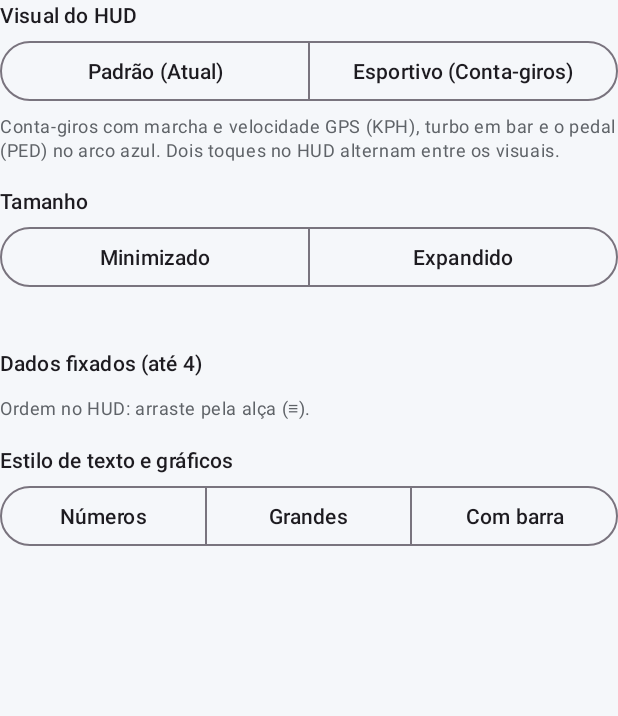
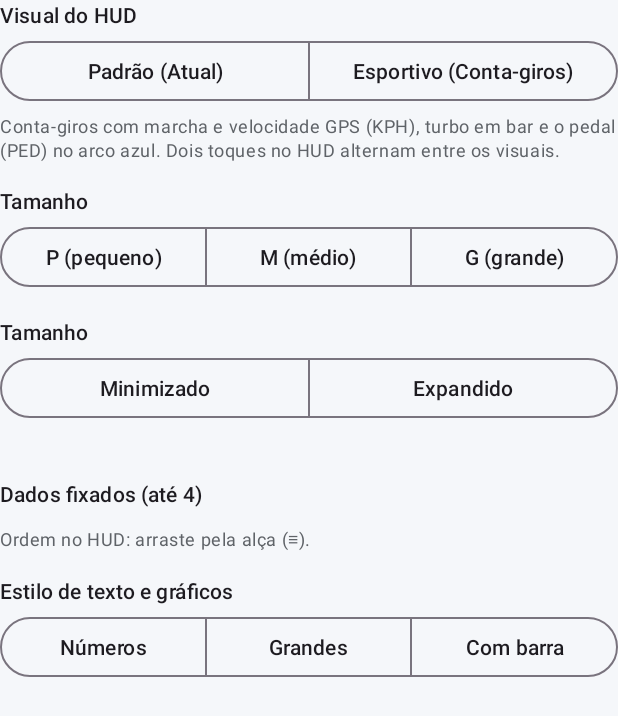
Before and after one commit to giulianolagni/charruamotors, an Android app: the layout conteudo_config_hud.xml on its own in the app's theme, with its tools: preview values and no code run, on a phone screen of 412 x 824 dp. Shown: the top 716 px of the screen. Run offline under Robolectric (Android 15) with nearby library versions, the phone set to English and light mode, and no system bars.

Commit message:
feat(hud): tamanho P/M/G no HUD Esportivo e turbo/PED mais legíveis (v2.2.8)

```diff
--- a/app/build.gradle.kts
+++ b/app/build.gradle.kts
@@ -22,8 +22,8 @@ android {
         applicationId = "com.charruamotors.pro"
         minSdk = 26
         targetSdk = 37
-        versionCode = 27
-        versionName = "2.2.7"
+        versionCode = 28
+        versionName = "2.2.8"
 
         testInstrumentationRunner = "androidx.test.runner.AndroidJUnitRunner"
     }
--- a/app/src/main/java/com/charruamotors/direcao/painel/CodecPainel.kt
+++ b/app/src/main/java/com/charruamotors/direcao/painel/CodecPainel.kt
@@ -19,13 +19,14 @@ object CodecPainel {
     const val HUD_SENSORES = "hud_sensores"
     const val HUD_ESTILO = "hud_estilo"
     const val HUD_PRESET = "hud_preset"
+    const val HUD_TAMANHO_ESPORTIVO = "hud_tamanho_esportivo"
 
     /** v1.4 (só leitura). */
     const val MOSTRADORES_LEGADO = "mostradores"
     const val ESTILO_LEGADO = "estilo"
 
     /** Todas as chaves que o codec grava. */
-    val CHAVES = listOf(ORDEM, OCULTAS, BOTOES_NAVEGACAO, ORDEM_BOTOES, MOSTRADORES_V2, LISTA_RAPIDA, HUD_TAMANHO, HUD_SENSORES, HUD_ESTILO, HUD_PRESET)
+    val CHAVES = listOf(ORDEM, OCULTAS, BOTOES_NAVEGACAO, ORDEM_BOTOES, MOSTRADORES_V2, LISTA_RAPIDA, HUD_TAMANHO, HUD_SENSORES, HUD_ESTILO, HUD_PRESET, HUD_TAMANHO_ESPORTIVO)
 
     fun codificar(c: ConfigPainel): Map<String, String> = mapOf(
         ORDEM to juntar(OrdemPainel.normalizar(c.ordem).map { it.name }),
@@ -38,6 +39,7 @@ object CodecPainel {
         HUD_SENSORES to juntar(c.hud.sensores.map { it.name }),
         HUD_ESTILO to c.hud.estilo.name,
         HUD_PRESET to c.hud.preset.name,
+        HUD_TAMANHO_ESPORTIVO to c.hud.tamanhoEsportivo.name,
     )
 
     /** Lê com [ler] (null = chave ausente); valores ausentes ou corrompidos voltam aos padrões. */
@@ -62,6 +64,7 @@ object CodecPainel {
                     estilo = enumOu(ler(HUD_ESTILO), EstiloHud.NUMEROS),
                     // Ausente (até a v2.2.6) ou desconhecido = o visual de sempre.
                     preset = enumOu(ler(HUD_PRESET), PresetHud.PADRAO),
+                    tamanhoEsportivo = enumOu(ler(HUD_TAMANHO_ESPORTIVO), TamanhoHudEsportivo.MEDIO),
                 ),
             ),
         )
--- a/app/src/main/res/layout/conteudo_config_hud.xml
+++ b/app/src/main/res/layout/conteudo_config_hud.xml
@@ -48,6 +48,54 @@
         android:text="@string/hud_config_esportivo_dica"
         android:textAppearance="?attr/textAppearanceBodySmall"
         android:textColor="@color/texto_secundario" />
+
+    <!-- Tamanho P/M/G: só no visual Esportivo (v2.2.8). -->
+    <LinearLayout
+        android:id="@+id/opcoes_esportivo_hud"
+        android:layout_width="match_parent"
+        android:layout_height="wrap_content"
+        android:layout_marginTop="@dimen/espaco_medio"
+        android:orientation="vertical">
+
+        <TextView
+            android:layout_width="wrap_content"
+            android:layout_height="wrap_content"
+            android:text="@string/hud_config_tamanho"
+            android:textAppearance="?attr/textAppearanceLabelLarge" />
+
+        <com.google.android.material.button.MaterialButtonToggleGroup
+            android:id="@+id/grupo_tamanho_esportivo_hud"
+            android:layout_width="match_parent"
+            android:layout_height="wrap_content"
+            android:layout_marginTop="@dimen/espaco_minimo"
+            app:selectionRequired="true"
+            app:singleSelection="true">
+
+            <com.google.android.material.button.MaterialButton
+                android:id="@+id/botao_hud_esportivo_p"
+                style="?attr/materialButtonOutlinedStyle"
+                android:layout_width="0dp"
+                android:layout_height="wrap_content"
+                android:layout_weight="1"
+                android:text="@string/hud_config_esportivo_p" />
+
+            <com.google.android.material.button.MaterialButton
+                android:id="@+id/botao_hud_esportivo_m"
+                style="?attr/materialButtonOutlinedStyle"
+                android:layout_width="0dp"
+                android:layout_height="wrap_content"
+                android:layout_weight="1"
+                android:text="@string/hud_config_esportivo_m" />
+
+            <com.google.android.material.button.MaterialButton
+                android:id="@+id/botao_hud_esportivo_g"
+                style="?attr/materialButtonOutlinedStyle"
+                android:layout_width="0dp"
+                android:layout_height="wrap_content"
+                android:layout_weight="1"
+                android:text="@string/hud_config_esportivo_g" />
+        </com.google.android.material.button.MaterialButtonToggleGroup>
+    </LinearLayout>
 
     <!-- Tamanho, sensores e estilo: só no visual Padrão. -->
     <LinearLayout
--- a/app/src/main/res/values/strings_painel.xml
+++ b/app/src/main/res/values/strings_painel.xml
@@ -47,6 +47,9 @@
     <string name="hud_config_preset_padrao">Padrão (Atual)</string>
     <string name="hud_config_preset_esportivo">Esportivo (Conta-giros)</string>
     <string name="hud_config_esportivo_dica">Conta-giros com marcha e velocidade GPS (KPH), turbo em bar e o pedal (PED) no arco azul. Dois toques no HUD alternam entre os visuais.</string>
+    <string name="hud_config_esportivo_p">P (pequeno)</string>
+    <string name="hud_config_esportivo_m">M (médio)</string>
+    <string name="hud_config_esportivo_g">G (grande)</string>
     <string name="hud_config_tamanho">Tamanho</string>
     <string name="hud_config_minimizado">Minimizado</string>
     <string name="hud_config_expandido">Expandido</string>
```
Also changed, not shown: app/src/main/java/com/charruamotors/direcao/hud/HudFlutuanteService.kt (+10 -0 lines), app/src/main/java/com/charruamotors/direcao/painel/ConfigPainel.kt (+13 -1 lines), app/src/main/java/com/charruamotors/ui/componentes/HudEsportivoView.kt (+26 -14 lines), app/src/main/java/com/charruamotors/ui/painel/EditorConfigHud.kt (+18 -1 lines), 1 other file.
